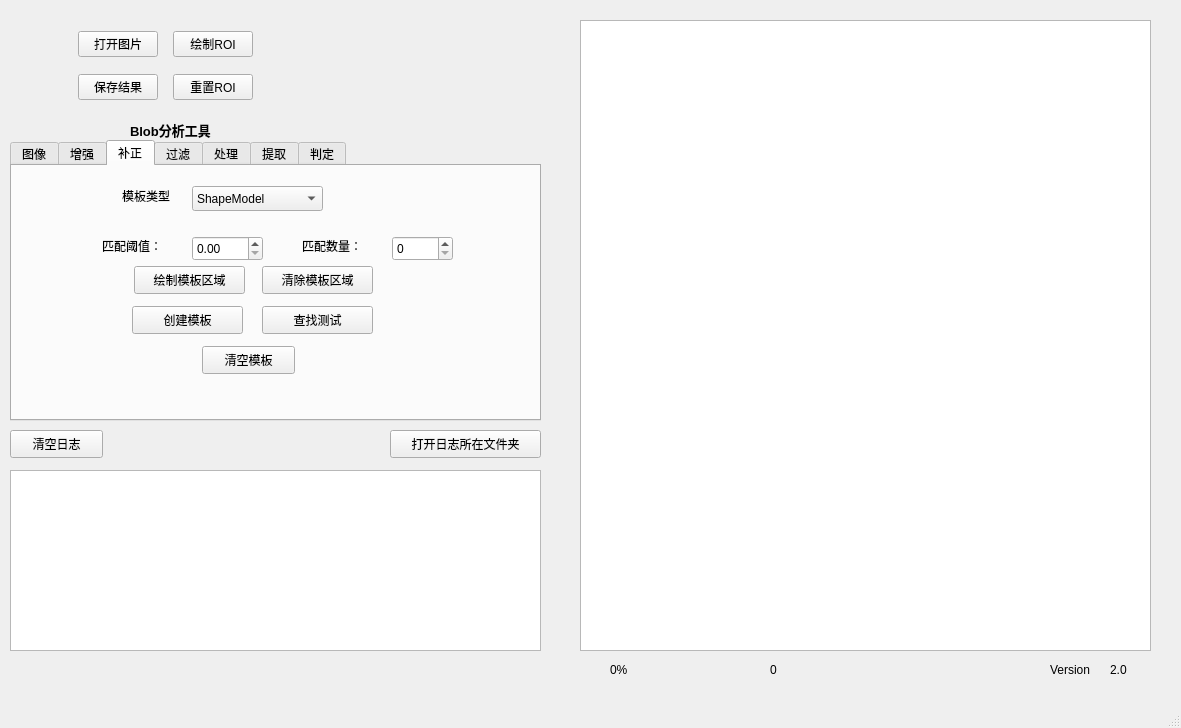
Before: the Qt Designer form ui/mainwindow.ui in xiaoyuan1021/MyTool, drawn with Qt 5.
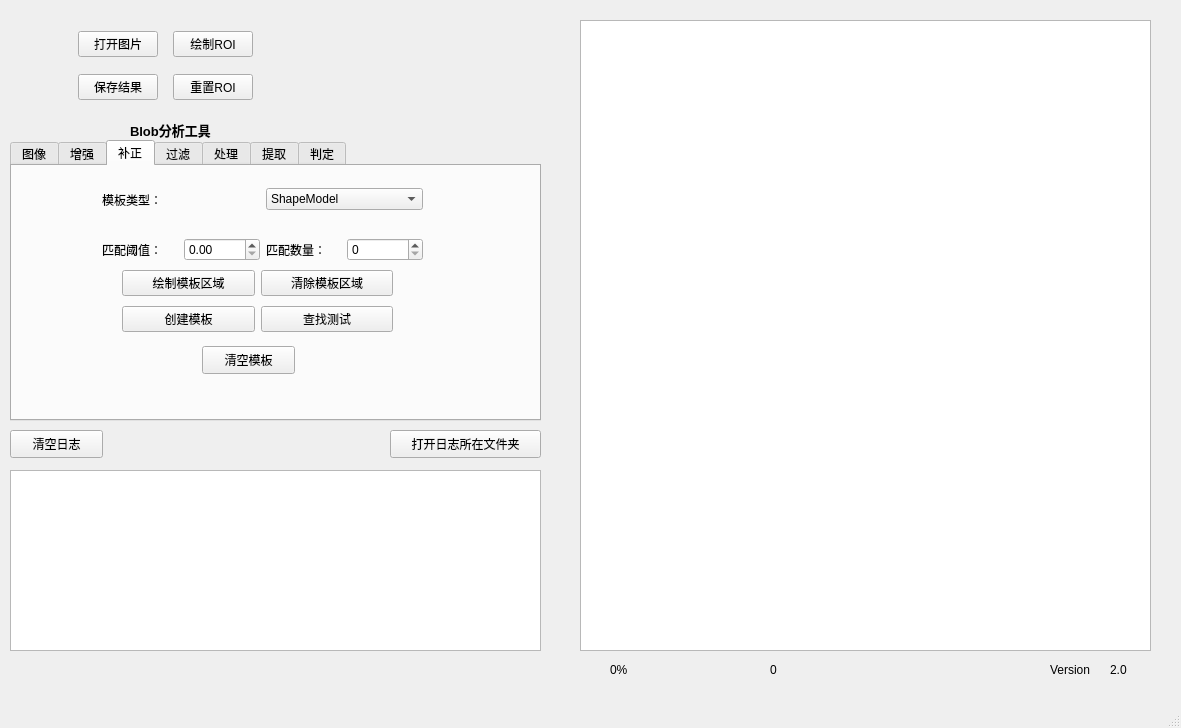
After: the same form once the commit is applied. The open tabs and pages were chosen to show the change. Custom widgets are drawn as their Qt base class.

Patch:
```diff
--- a/ui/mainwindow.ui
+++ b/ui/mainwindow.ui
@@ -250,113 +250,78 @@
      <attribute name="title">
       <string>补正</string>
      </attribute>
+     <widget class="QPushButton" name="btn_clearAllTemplates">
+      <property name="geometry">
+       <rect>
+        <x>190</x>
+        <y>180</y>
+        <width>93</width>
+        <height>28</height>
+       </rect>
+      </property>
+      <property name="text">
+       <string>清空模板</string>
+      </property>
+     </widget>
+     <widget class="QWidget" name="">
+      <property name="geometry">
+       <rect>
+        <x>110</x>
+        <y>100</y>
+        <width>271</width>
+        <height>71</height>
+       </rect>
+      </property>
+      <layout class="QGridLayout" name="gridLayout_2">
+       <item row="0" column="0">
      <widget class="QPushButton" name="btn_drawTemplate">
-      <property name="geometry">
-       <rect>
-        <x>122</x>
-        <y>100</y>
-        <width>111</width>
-        <height>28</height>
-       </rect>
-      </property>
       <property name="text">
        <string>绘制模板区域</string>
       </property>
      </widget>
+       </item>
+       <item row="0" column="1">
      <widget class="QPushButton" name="btn_clearTemplate">
-      <property name="geometry">
-       <rect>
-        <x>250</x>
-        <y>100</y>
-        <width>111</width>
-        <height>28</height>
-       </rect>
-      </property>
       <property name="text">
        <string>清除模板区域</string>
       </property>
      </widget>
+       </item>
+       <item row="1" column="0">
      <widget class="QPushButton" name="btn_creatTemplate">
-      <property name="geometry">
-       <rect>
-        <x>120</x>
-        <y>140</y>
-        <width>111</width>
-        <height>28</height>
-       </rect>
-      </property>
       <property name="text">
        <string>创建模板</string>
       </property>
      </widget>
+       </item>
+       <item row="1" column="1">
      <widget class="QPushButton" name="btn_findTemplate">
-      <property name="geometry">
-       <rect>
-        <x>250</x>
-        <y>140</y>
-        <width>111</width>
-        <height>28</height>
-       </rect>
-      </property>
       <property name="text">
        <string>查找测试</string>
       </property>
      </widget>
-     <widget class="QLabel" name="label_28">
+       </item>
+      </layout>
+     </widget>
+     <widget class="QWidget" name="">
       <property name="geometry">
        <rect>
         <x>90</x>
-        <y>70</y>
-        <width>69</width>
-        <height>19</height>
+        <y>20</y>
+        <width>321</width>
+        <height>27</height>
        </rect>
       </property>
+      <layout class="QHBoxLayout" name="horizontalLayout_8">
+       <item>
+        <widget class="QLabel" name="label_36">
       <property name="text">
-       <string>匹配阈值：</string>
-      </property>
-     </widget>
-     <widget class="QDoubleSpinBox" name="doubleSpinBox_minScore">
-      <property name="geometry">
-       <rect>
-        <x>180</x>
-        <y>70</y>
-        <width>71</width>
-        <height>25</height>
-       </rect>
-      </property>
-     </widget>
-     <widget class="QSpinBox" name="spinBox_matchNumber">
-      <property name="geometry">
-       <rect>
-        <x>380</x>
-        <y>70</y>
-        <width>61</width>
-        <height>25</height>
-       </rect>
-      </property>
-     </widget>
-     <widget class="QLabel" name="label_29">
-      <property name="geometry">
-       <rect>
-        <x>290</x>
-        <y>70</y>
-        <width>69</width>
-        <height>19</height>
-       </rect>
-      </property>
-      <property name="text">
-       <string>匹配数量：</string>
-      </property>
-     </widget>
+          <string>模板类型：</string>
+         </property>
+        </widget>
+       </item>
+       <item>
      <widget class="QComboBox" name="comboBox_matchType">
-      <property name="geometry">
-       <rect>
-        <x>180</x>
-        <y>20</y>
-        <width>131</width>
-        <height>25</height>
-       </rect>
-      </property>
       <item>
        <property name="text">
         <string>ShapeModel</string>
@@ -373,31 +338,40 @@
        </property>
       </item>
      </widget>
-     <widget class="QLabel" name="label_36">
+       </item>
+      </layout>
+     </widget>
+     <widget class="QWidget" name="">
       <property name="geometry">
        <rect>
-        <x>110</x>
-        <y>20</y>
-        <width>81</width>
-        <height>19</height>
+        <x>90</x>
+        <y>70</y>
+        <width>321</width>
+        <height>27</height>
        </rect>
       </property>
+      <layout class="QHBoxLayout" name="horizontalLayout_14">
+       <item>
+        <widget class="QLabel" name="label_28">
       <property name="text">
-       <string>模板类型</string>
-      </property>
-     </widget>
-     <widget class="QPushButton" name="btn_clearAllTemplates">
-      <property name="geometry">
-       <rect>
-        <x>190</x>
-        <y>180</y>
-        <width>93</width>
-        <height>28</height>
-       </rect>
-      </property>
+          <string>匹配阈值：</string>
+         </property>
+        </widget>
+       </item>
+       <item>
+        <widget class="QDoubleSpinBox" name="doubleSpinBox_minScore"/>
+       </item>
+       <item>
+        <widget class="QLabel" name="label_29">
       <property name="text">
-       <string>清空模板</string>
-      </property>
+          <string>匹配数量：</string>
+         </property>
+        </widget>
+       </item>
+       <item>
+        <widget class="QSpinBox" name="spinBox_matchNumber"/>
+       </item>
+      </layout>
      </widget>
     </widget>
     <widget class="QWidget" name="tab_4">
```
Left out of the diff: 6 changed lines with no effect on the pictures. Lines whose indentation alone changed are shown as unchanged.
